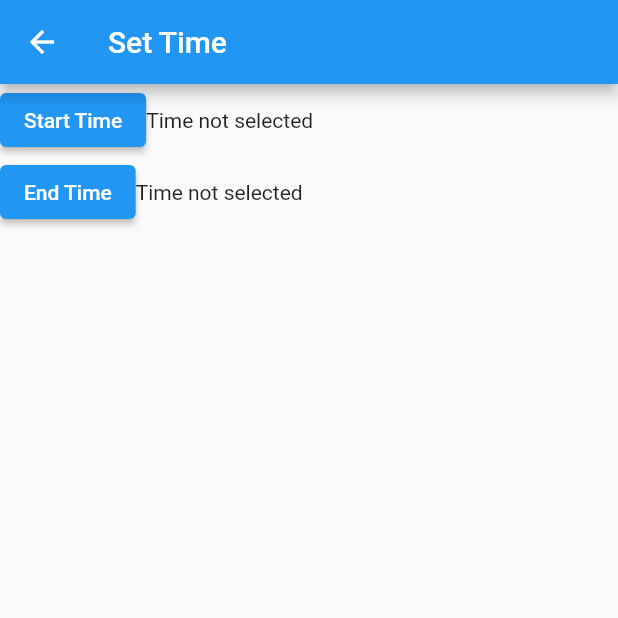
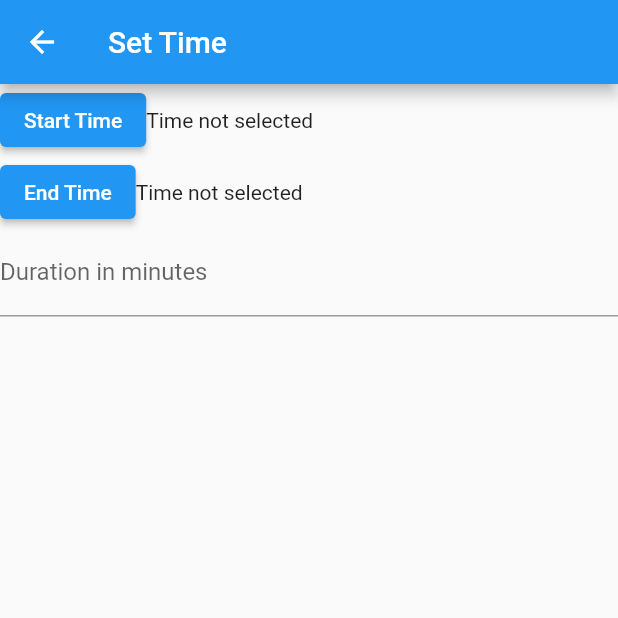
Before and after one commit to SaadiMohamed/IntroMobileGroep-9, a Flutter app: the SetTime screen opened directly, on a phone screen of 412 x 824 dp, the top half of it. Run offline on Flutter 3.47's test engine with Material 2 defaults, Android fonts, the phone set to English and light mode, and no system bars; our stand-ins replace cloud_firestore, firebase_auth, firebase_core, flutter_map, flutter_speed_dial, latlong2 and 1 more; accounts and stored records are empty.

Commit message:
add timer

```diff
--- a/lib/set_time.dart
+++ b/lib/set_time.dart
@@ -9,11 +9,11 @@ class SetTime extends StatefulWidget {
 }
 
 class _SetTimeState extends State<SetTime> {
-
   var time = FirebaseFirestore.instance.collection('time');
-
+  TextEditingController _duration = TextEditingController();
   TimeOfDay? start;
   TimeOfDay? end;
+  int duration = 0;
   Future<void> _selectTime(BuildContext context, bool choice) async {
     final TimeOfDay? t = await showTimePicker(
       context: context,
@@ -43,12 +43,11 @@ class _SetTimeState extends State<SetTime> {
       appBar: AppBar(
         title: Text('Set Time'),
       ),
-      body: ListView(
-        children: <Widget>[
+      body: ListView(children: <Widget>[
         Row(
           children: [
             ElevatedButton(
-              onPressed: () => _selectTime(context,true),
+              onPressed: () => _selectTime(context, true),
               child: Text('Start Time'),
             ),
             start == null
@@ -66,10 +65,15 @@ class _SetTimeState extends State<SetTime> {
                 ? Text('Time not selected')
                 : Text('Selected Time: ${end?.hour}:${end?.minute}'),
           ],
-        ),Container(
+        ),
+        TextField(
+            controller: _duration,
+            decoration: InputDecoration(
+              labelText: 'Duration in minutes',
+            )),
+        Container(
             padding: const EdgeInsets.fromLTRB(400, 120, 400, 15),
-    child:
-              ElevatedButton(
+            child: ElevatedButton(
               style: ElevatedButton.styleFrom(
                   primary: Colors.blue,
                   onPrimary: Colors.white,
@@ -84,11 +88,10 @@ class _SetTimeState extends State<SetTime> {
                 time.doc('time').set({
                   'start': '${start?.hour}:${start?.minute}',
                   'end': '${end?.hour}:${end?.minute}',
+                  'duration': _duration.text
                 }).then((value) {
-                  Navigator.pop(
-                      context,
-                      MaterialPageRoute(
-                          builder: (context) => Makeexam() ));
+                  Navigator.pop(context,
+                      MaterialPageRoute(builder: (context) => Makeexam()));
                 });
               },
               child: const Text(
@@ -96,9 +99,8 @@ class _SetTimeState extends State<SetTime> {
                 style: TextStyle(fontSize: 22),
                 textAlign: TextAlign.center,
               ),
-            )
-          )]),
-
+            ))
+      ]),
     );
   }
 }
```
Also changed, not shown: lib/start_exam.dart (+47 -5 lines). Lines whose indentation alone changed are shown as unchanged.
